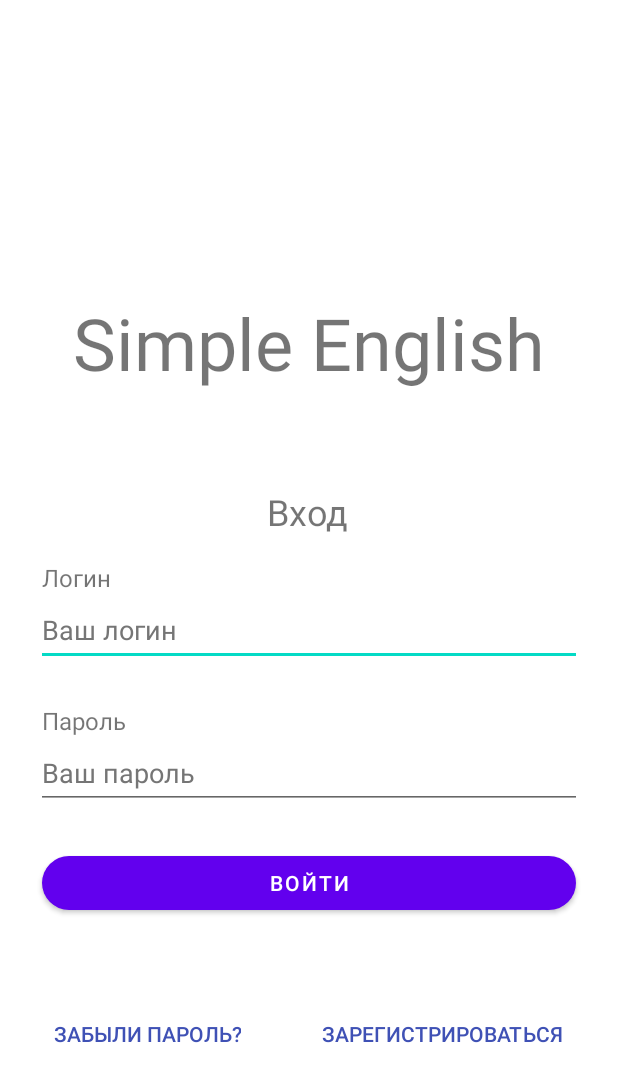
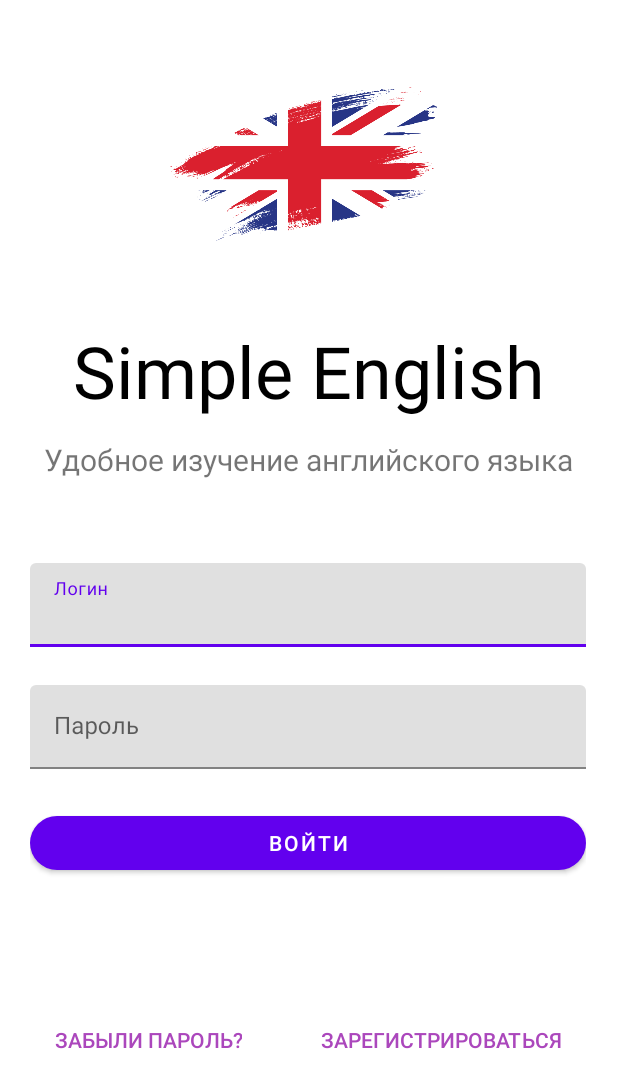
Before and after one commit to kiryuha21/SimpleEnglishApp, an Android app: the screen it shows after launch (MainActivity), on a phone screen of 412 x 824 dp. Shown: the top 1088 px of the screen. Run offline under Robolectric (Android 15) with nearby library versions, the phone set to English and light mode, and no system bars.

Commit message:
main page improvements

```diff
--- a/app/build.gradle
+++ b/app/build.gradle
@@ -30,6 +30,9 @@ android {
     kotlinOptions {
         jvmTarget = '1.8'
     }
+    buildFeatures {
+        viewBinding true
+    }
 }
 
 dependencies {
--- /dev/null
+++ b/app/src/main/res/drawable/bg_gradient.xml
@@ -0,0 +1,16 @@
+<?xml version="1.0" encoding="utf-8"?>
+<selector xmlns:android="http://schemas.android.com/apk/res/android">
+    <item>
+        <shape android:shape="rectangle">
+
+            <gradient
+                android:type="linear"
+                android:startColor="#2980B9"
+                android:centerColor="#FFFFFF"
+                android:endColor="#2980B9"
+                android:angle="90"
+                />
+
+        </shape>
+    </item>
+</selector>
--- a/app/src/main/res/layout/activity_main.xml
+++ b/app/src/main/res/layout/activity_main.xml
@@ -11,111 +11,94 @@
         android:layout_width="wrap_content"
         android:layout_height="wrap_content"
         android:text="@string/app_title"
+        android:textColor="@android:color/black"
         android:textSize="48sp"
         app:layout_constraintBottom_toBottomOf="parent"
         app:layout_constraintEnd_toEndOf="parent"
-        app:layout_constraintHorizontal_bias="0.498"
         app:layout_constraintStart_toStartOf="parent"
         app:layout_constraintTop_toTopOf="parent"
-        app:layout_constraintVertical_bias="0.258" />
+        app:layout_constraintVertical_bias="0.283" />
 
     <TextView
         android:id="@+id/sign_in_view"
         android:layout_width="wrap_content"
         android:layout_height="wrap_content"
         android:text="@string/sign_in"
-        android:textSize="24sp"
+        android:textSize="20sp"
         app:layout_constraintBottom_toBottomOf="parent"
         app:layout_constraintEnd_toEndOf="parent"
-        app:layout_constraintHorizontal_bias="0.498"
         app:layout_constraintStart_toStartOf="parent"
         app:layout_constraintTop_toBottomOf="@+id/app_name"
-        app:layout_constraintVertical_bias="0.12" />
+        app:layout_constraintVertical_bias="0.026" />
 
     <LinearLayout
         android:id="@+id/linearLayout"
         android:layout_width="0dp"
         android:layout_height="wrap_content"
-        android:layout_marginStart="24dp"
-        android:layout_marginEnd="24dp"
         android:orientation="vertical"
         app:layout_constraintBottom_toBottomOf="parent"
         app:layout_constraintEnd_toEndOf="parent"
-        app:layout_constraintHorizontal_bias="1.0"
+        app:layout_constraintHorizontal_bias="0.487"
         app:layout_constraintStart_toStartOf="parent"
         app:layout_constraintTop_toBottomOf="@+id/sign_in_view"
-        app:layout_constraintVertical_bias="0.072">
+        app:layout_constraintVertical_bias="0.189"
+        app:layout_constraintWidth_percent="0.9">
 
-        <TextView
-            android:id="@+id/textView3"
-            android:layout_width="wrap_content"
-            android:layout_height="wrap_content"
-            android:layout_marginStart="4dp"
-            android:text="@string/login"
-            android:textSize="16sp" />
+        <com.google.android.material.textfield.TextInputLayout
+            android:layout_width="match_parent"
+            android:layout_height="match_parent">
 
-        <EditText
-            android:id="@+id/editTextTextEmailAddress"
-            android:layout_width="match_parent"
-            android:layout_height="wrap_content"
-            android:autofillHints=""
-            android:ems="10"
-            android:hint="@string/login_hint"
-            android:inputType="textEmailAddress"
-            android:minHeight="48dp"
-            android:textColorHint="#757575" />
+            <com.google.android.material.textfield.TextInputEditText
+                android:layout_width="match_parent"
+                android:layout_height="wrap_content"
+                android:hint="@string/login"
+                android:inputType="textAutoComplete|textEmailAddress"
+                android:textColorHint="#616161" />
+        </com.google.android.material.textfield.TextInputLayout>
 
         <Space
             android:layout_width="match_parent"
             android:layout_height="25dp" />
 
-        <TextView
-            android:id="@+id/textView5"
-            android:layout_width="wrap_content"
-            android:layout_height="wrap_content"
-            android:layout_marginStart="4dp"
-            android:text="@string/password"
-            android:textSize="16sp" />
+        <com.google.android.material.textfield.TextInputLayout
+            android:layout_width="match_parent"
+            android:layout_height="match_parent">
 
-        <EditText
-            android:id="@+id/editTextTextPassword"
-            android:layout_width="match_parent"
-            android:layout_height="wrap_content"
-            android:autofillHints=""
-            android:ems="10"
-            android:hint="@string/password_hint"
-            android:inputType="textPassword"
-            android:minHeight="48dp"
-            android:textColorHint="#757575" />
+            <com.google.android.material.textfield.TextInputEditText
+                android:layout_width="match_parent"
+                android:layout_height="wrap_content"
+                android:hint="@string/password"
+                android:inputType="textPassword|textAutoComplete"
+                android:textColorHint="#616161" />
+        </com.google.android.material.textfield.TextInputLayout>
 
         <Space
             android:layout_width="match_parent"
             android:layout_height="25dp" />
 
         <Button
-            android:id="@+id/button2"
+            android:id="@+id/sign_in_button"
             android:layout_width="match_parent"
             android:layout_height="wrap_content"
-            android:layout_marginStart="4dp"
-            android:layout_marginEnd="4dp"
+            android:gravity="center"
             android:text="@string/log_in_button_text"
             app:cornerRadius="20dp" />
 
     </LinearLayout>
 
     <Button
-        android:id="@+id/button"
+        android:id="@+id/forgot_password_button"
         style="@style/Widget.AppCompat.Button.Borderless"
         android:layout_width="wrap_content"
         android:layout_height="wrap_content"
         android:text="@string/forgot_password"
-        android:textColor="#3F51B5"
+        android:textColor="#AB47BC"
         app:layout_constraintBottom_toBottomOf="parent"
-        app:layout_constraintEnd_toEndOf="parent"
-        app:layout_constraintHorizontal_bias="0.075"
-        app:layout_constraintStart_toStartOf="parent"
-        app:layout_constraintTop_toTopOf="parent"
-        app:layout_constraintVertical_bias="0.857" />
+        app:layout_constraintEnd_toEndOf="@+id/linearLayout"
+        app:layout_constraintHorizontal_bias="0.0"
+        app:layout_constraintStart_toStartOf="@+id/linearLayout"
+        app:layout_constraintTop_toBottomOf="@+id/linearLayout"
+        app:layout_constraintVertical_bias="0.437" />
 
     <Button
         android:id="@+id/SignUpButton"
@@ -123,12 +106,23 @@
         android:layout_width="wrap_content"
         android:layout_height="wrap_content"
         android:text="@string/sign_up"
-        android:textColor="#3F51B5"
+        android:textColor="#AB47BC"
         app:layout_constraintBottom_toBottomOf="parent"
-        app:layout_constraintEnd_toEndOf="parent"
-        app:layout_constraintHorizontal_bias="0.905"
-        app:layout_constraintStart_toStartOf="parent"
+        app:layout_constraintEnd_toEndOf="@+id/linearLayout"
+        app:layout_constraintHorizontal_bias="1.0"
+        app:layout_constraintStart_toStartOf="@+id/linearLayout"
+        app:layout_constraintTop_toBottomOf="@+id/linearLayout"
+        app:layout_constraintVertical_bias="0.437" />
+
+    <ImageView
+        android:id="@+id/imageView"
+        android:layout_width="200dp"
+        android:layout_height="150dp"
+        android:contentDescription="UK flag"
+        app:layout_constraintBottom_toTopOf="@+id/app_name"
+        app:layout_constraintEnd_toEndOf="@+id/app_name"
+        app:layout_constraintStart_toStartOf="@+id/app_name"
         app:layout_constraintTop_toTopOf="parent"
-        app:layout_constraintVertical_bias="0.857" />
+        app:srcCompat="@drawable/flag" />
 
 </androidx.constraintlayout.widget.ConstraintLayout>
--- a/app/src/main/res/values/strings.xml
+++ b/app/src/main/res/values/strings.xml
@@ -1,6 +1,6 @@
 <resources>
     <string name="app_name">simple_english</string>
-    <string name="sign_in">Вход</string>
+    <string name="sign_in">Удобное изучение английского языка</string>
     <string name="app_title">Simple English</string>
     <string name="login">Логин</string>
     <string name="login_hint">Ваш логин</string>
```
Also changed, not shown: app/src/main/res/drawable/flag.png (added).
